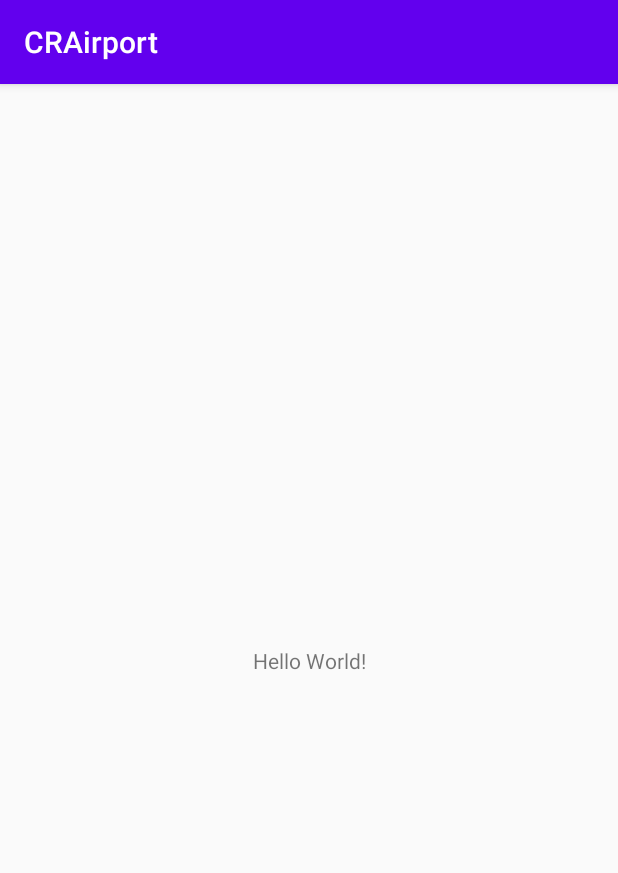
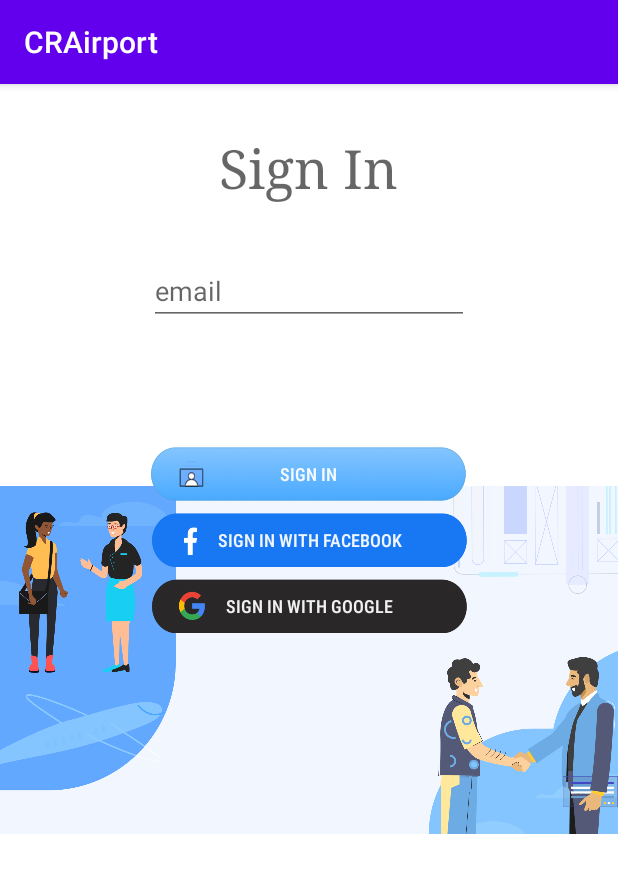
Before and after one commit to zihanxu3/CRA-Android, an Android app: the screen it shows after launch (LoginScreen), on a phone screen of 412 x 824 dp. Shown: the top 873 px of the screen. Run offline under Robolectric (Android 15) with nearby library versions, the phone set to English and light mode, and no system bars.

Commit message:
first push

```diff
--- a/app/build.gradle
+++ b/app/build.gradle
@@ -30,5 +30,7 @@ dependencies {
     androidTestImplementation 'androidx.test.ext:junit:1.1.1'
     androidTestImplementation 'androidx.test.espresso:espresso-core:3.2.0'
     implementation 'com.google.firebase:firebase-analytics:17.5.0'
+//    implementation 'com.google.android.material:material:<1.2.1>'
+
 
 }
--- a/app/src/main/res/layout/login_screen.xml
+++ b/app/src/main/res/layout/login_screen.xml
@@ -6,13 +6,126 @@
     android:layout_height="match_parent"
     tools:context=".LoginScreen">
 
-    <TextView
+    <ImageView
+        android:id="@+id/imageView"
         android:layout_width="wrap_content"
         android:layout_height="wrap_content"
-        android:text="Hello World!"
+        android:background="#FFFFFF"
+        android:contentDescription="login_background"
         app:layout_constraintBottom_toBottomOf="parent"
-        app:layout_constraintLeft_toLeftOf="parent"
-        app:layout_constraintRight_toRightOf="parent"
-        app:layout_constraintTop_toTopOf="parent" />
+        app:layout_constraintEnd_toEndOf="parent"
+        app:layout_constraintHorizontal_bias="0.0"
+        app:layout_constraintStart_toStartOf="parent"
+        app:layout_constraintTop_toTopOf="parent"
+        app:layout_constraintVertical_bias="0.0"
+        app:srcCompat="@drawable/login_bg" />
+
+    <Button
+        android:id="@+id/button4"
+        android:layout_width="210dp"
+        android:layout_height="36dp"
+        android:layout_marginTop="8dp"
+        android:background="@drawable/login_btn3_210_33"
+        android:fontFamily="sans-serif-condensed-medium"
+        android:text="Sign In With Google"
+        android:textColor="#EEFFFFFF"
+        android:textSize="12sp"
+        app:layout_constraintEnd_toEndOf="parent"
+        app:layout_constraintStart_toStartOf="parent"
+        app:layout_constraintTop_toBottomOf="@+id/button3" />
+
+    <Button
+        android:id="@+id/button3"
+        android:layout_width="210dp"
+        android:layout_height="36dp"
+        android:layout_marginTop="8dp"
+        android:background="@drawable/login_btn2_210_33"
+        android:fontFamily="sans-serif-condensed-medium"
+        android:text="Sign In With Facebook"
+        android:textColor="#EEFFFFFF"
+        android:textSize="12sp"
+        app:layout_constraintEnd_toEndOf="parent"
+        app:layout_constraintStart_toStartOf="parent"
+        app:layout_constraintTop_toBottomOf="@+id/button2" />
+
+    <Button
+        android:id="@+id/button2"
+        android:layout_width="210dp"
+        android:layout_height="36dp"
+        android:layout_marginTop="16dp"
+        android:background="@drawable/login_btn1_210_33"
+        android:fontFamily="sans-serif-condensed-medium"
+        android:text="Sign In"
+        android:textColor="#EEFFFFFF"
+        android:textSize="12sp"
+        app:layout_constraintEnd_toEndOf="parent"
+        app:layout_constraintHorizontal_bias="0.499"
+        app:layout_constraintStart_toStartOf="parent"
+        app:layout_constraintTop_toBottomOf="@+id/editTextTextPassword" />
+
+    <EditText
+        android:id="@+id/editTextTextPassword"
+        android:layout_width="wrap_content"
+        android:layout_height="wrap_content"
+        android:layout_marginTop="20dp"
+        android:autofillHints=""
+        android:ems="10"
+        android:hint="password"
+        android:inputType="textPassword"
+        app:layout_constraintEnd_toStartOf="@+id/imageView"
+        app:layout_constraintHorizontal_bias="0.5"
+        app:layout_constraintStart_toEndOf="@+id/imageView"
+        app:layout_constraintTop_toBottomOf="@+id/editTextTextEmailAddress" />
+
+    <EditText
+        android:id="@+id/editTextTextEmailAddress"
+        android:layout_width="wrap_content"
+        android:layout_height="wrap_content"
+        android:layout_marginTop="36dp"
+        android:ems="10"
+        android:hint="email"
+        android:inputType="textEmailAddress"
+        app:layout_constraintEnd_toEndOf="parent"
+        app:layout_constraintHorizontal_bias="0.5"
+        app:layout_constraintStart_toStartOf="parent"
+        app:layout_constraintTop_toBottomOf="@+id/textView7" />
+
+    <TextView
+        android:id="@+id/textView9"
+        android:layout_width="wrap_content"
+        android:layout_height="wrap_content"
+        android:layout_marginTop="13dp"
+        android:text="Don't have an account? Create one here."
+        android:textSize="12sp"
+        app:layout_constraintEnd_toStartOf="@+id/imageView"
+        app:layout_constraintHorizontal_bias="0.5"
+        app:layout_constraintStart_toEndOf="@+id/imageView"
+        app:layout_constraintTop_toBottomOf="@+id/button4" />
+
+    <TextView
+        android:id="@+id/textView7"
+        android:layout_width="wrap_content"
+        android:layout_height="wrap_content"
+        android:layout_marginTop="32dp"
+        android:fontFamily="serif"
+        android:text="Sign In"
+        android:textAppearance="@style/TextAppearance.AppCompat.Display1"
+        android:textSize="36sp"
+        app:layout_constraintEnd_toEndOf="parent"
+        app:layout_constraintHorizontal_bias="0.499"
+        app:layout_constraintStart_toStartOf="parent"
+        app:layout_constraintTop_toTopOf="@+id/imageView" />
+
+    <TextView
+        android:id="@+id/textView8"
+        android:layout_width="wrap_content"
+        android:layout_height="wrap_content"
+        android:layout_marginTop="7dp"
+        android:text="Sign in with your email to start learning."
+        android:textSize="12sp"
+        app:layout_constraintEnd_toStartOf="@+id/imageView"
+        app:layout_constraintHorizontal_bias="0.5"
+        app:layout_constraintStart_toEndOf="@+id/imageView"
+        app:layout_constraintTop_toBottomOf="@+id/textView7" />
 
 </androidx.constraintlayout.widget.ConstraintLayout>
--- a/app/src/main/res/values/styles.xml
+++ b/app/src/main/res/values/styles.xml
@@ -1,7 +1,8 @@
 <resources>
     <!-- Base application theme. -->
     <style name="AppTheme" parent="Theme.AppCompat.Light.DarkActionBar">
-        <!-- Customize your theme here. -->
+<!--    <style name="Theme.MyApp" parent="Theme.MaterialComponents">-->
+    <!-- Customize your theme here. -->
         <item name="colorPrimary">@color/colorPrimary</item>
         <item name="colorPrimaryDark">@color/colorPrimaryDark</item>
         <item name="colorAccent">@color/colorAccent</item>
```
Also changed, not shown: app/src/main/res/drawable/create_bg.png (added), app/src/main/res/drawable/create_formsmall_100_33.png (added), app/src/main/res/drawable/login_bg.png (added), app/src/main/res/drawable/login_btn1_210_33.png (added), app/src/main/res/drawable/login_btn2_210_33.png (added), app/src/main/res/drawable/login_btn3_210_33.png (added), app/src/main/res/drawable/login_form_210_33.png (added).
